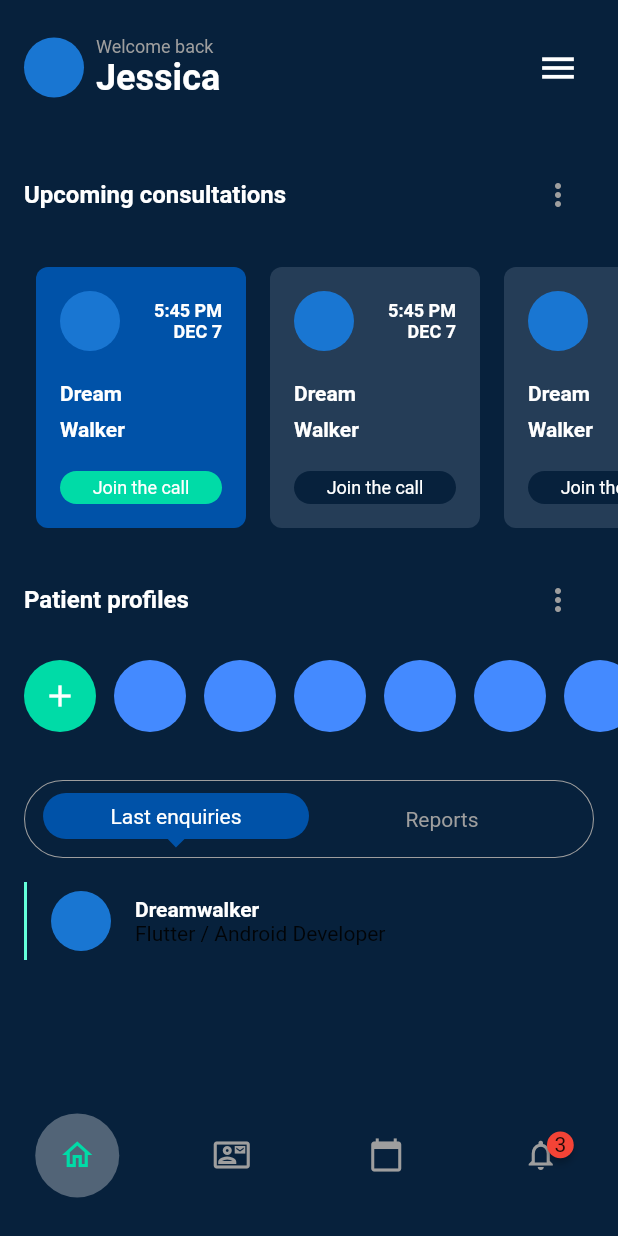
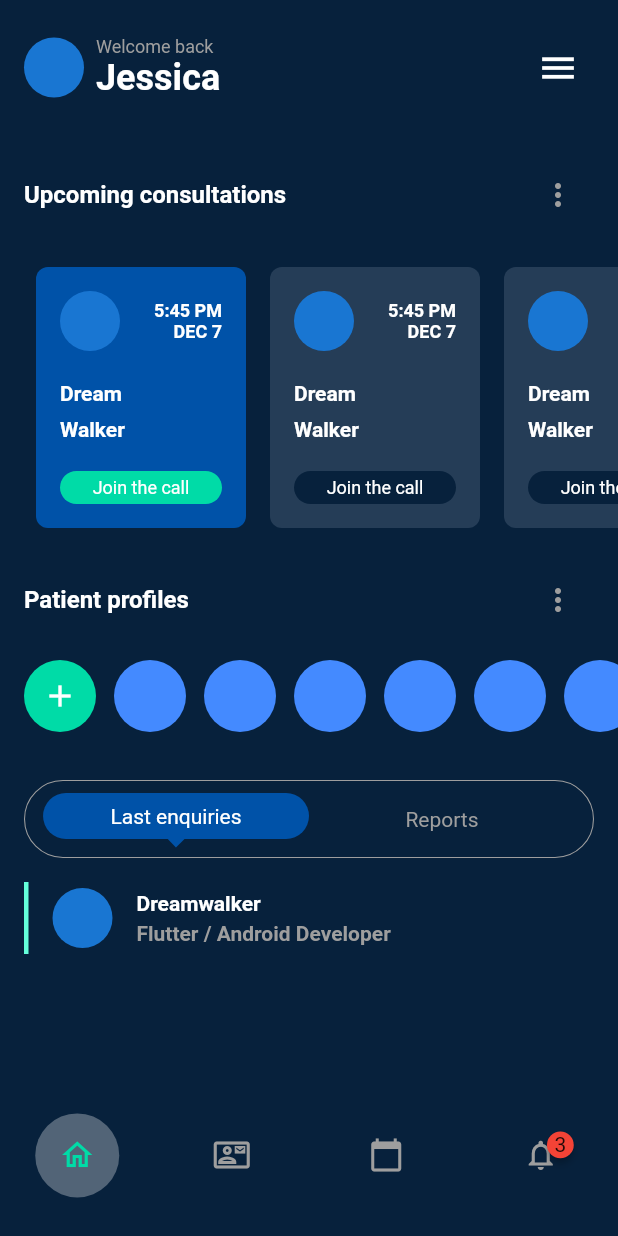
Before and after one commit to JAICHANGPARK/flutter_notebook_17th_story, a Flutter app: the MedicalMainPage screen opened directly, on a phone screen of 412 x 824 dp. Run offline on Flutter 3.47's test engine with Material 2 defaults, Android fonts, the phone set to English and light mode, and no system bars; drawn by our look-alikes of badges; our stand-ins replace cached_network_image, fl_chart, flutter_riverpod, freezed_annotation, ionicons, percent_indicator; network calls fail.

Commit message:
Update medical_main_page.dart

```diff
--- a/lib/ep1032_medical_app/src/medical_main_page.dart
+++ b/lib/ep1032_medical_app/src/medical_main_page.dart
@@ -291,8 +291,8 @@ class MedicalMainPage extends StatelessWidget {
                     child: Row(
                       children: [
                         Container(
-                          height: 52,
-                          width: 2,
+                          height: 48,
+                          width: 3,
                           decoration: BoxDecoration(color: Colors.tealAccent),
                         ),
                         SizedBox(
@@ -312,7 +312,16 @@ class MedicalMainPage extends StatelessWidget {
                                 fontWeight: FontWeight.bold,
                               ),
                             ),
-                            Text("Flutter / Android Developer")
+                            SizedBox(
+                              height: 4,
+                            ),
+                            Text(
+                              "Flutter / Android Developer",
+                              style: TextStyle(
+                                fontWeight: FontWeight.bold,
+                                color: Colors.grey,
+                              ),
+                            )
                           ],
                         )
                       ],
```
